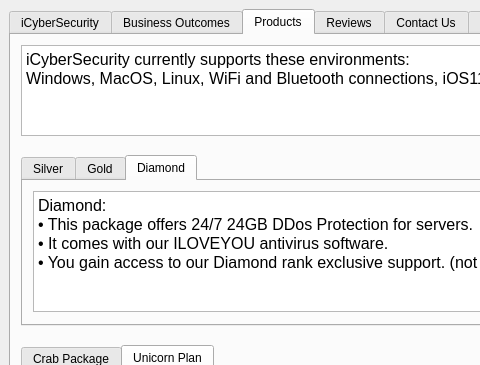
Old version of the form iCyberSecurity-master/iCyberSecurity-master/iCyberSecurity/mainwindow.ui in the repository shatfield4/iCyberSecurity; both pictures show x 0 to 480 and y 0 to 365 of the 916 by 660 pixel window.
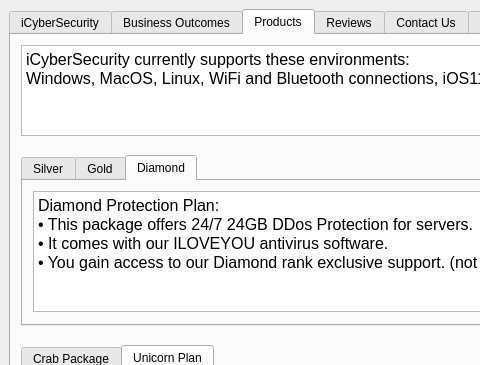
New version of the form. The open tabs and pages were chosen to show the change.

```diff
--- a/iCyberSecurity-master/iCyberSecurity-master/iCyberSecurity/mainwindow.ui
+++ b/iCyberSecurity-master/iCyberSecurity-master/iCyberSecurity/mainwindow.ui
@@ -165,8 +165,8 @@
            <string>&lt;!DOCTYPE HTML PUBLIC &quot;-//W3C//DTD HTML 4.0//EN&quot; &quot;http://www.w3.org/TR/REC-html40/strict.dtd&quot;&gt;
 &lt;html&gt;&lt;head&gt;&lt;meta name=&quot;qrichtext&quot; content=&quot;1&quot; /&gt;&lt;style type=&quot;text/css&quot;&gt;
 p, li { white-space: pre-wrap; }
-&lt;/style&gt;&lt;/head&gt;&lt;body style=&quot; font-family:'.SF NS Text'; font-size:13pt; font-weight:400; font-style:normal;&quot;&gt;
-&lt;p style=&quot; margin-top:0px; margin-bottom:0px; margin-left:0px; margin-right:0px; -qt-block-indent:0; text-indent:0px;&quot;&gt;&lt;span style=&quot; font-family:'MS Shell Dlg 2'; font-size:12pt;&quot;&gt;Diamond: &lt;/span&gt;&lt;/p&gt;
+&lt;/style&gt;&lt;/head&gt;&lt;body style=&quot; font-family:'MS UI Gothic'; font-size:9pt; font-weight:400; font-style:normal;&quot;&gt;
+&lt;p style=&quot; margin-top:0px; margin-bottom:0px; margin-left:0px; margin-right:0px; -qt-block-indent:0; text-indent:0px;&quot;&gt;&lt;span style=&quot; font-family:'MS Shell Dlg 2'; font-size:12pt;&quot;&gt;Diamond Protection Plan: &lt;/span&gt;&lt;/p&gt;
 &lt;p style=&quot; margin-top:0px; margin-bottom:0px; margin-left:0px; margin-right:0px; -qt-block-indent:0; text-indent:0px;&quot;&gt;&lt;span style=&quot; font-family:'MS Shell Dlg 2'; font-size:12pt;&quot;&gt;• This package offers 24/7 24GB DDos Protection for servers.&lt;/span&gt;&lt;/p&gt;
 &lt;p style=&quot; margin-top:0px; margin-bottom:0px; margin-left:0px; margin-right:0px; -qt-block-indent:0; text-indent:0px;&quot;&gt;&lt;span style=&quot; font-family:'MS Shell Dlg 2'; font-size:12pt;&quot;&gt;• It comes with our ILOVEYOU antivirus software. &lt;/span&gt;&lt;/p&gt;
 &lt;p style=&quot; margin-top:0px; margin-bottom:0px; margin-left:0px; margin-right:0px; -qt-block-indent:0; text-indent:0px;&quot;&gt;&lt;span style=&quot; font-family:'MS Shell Dlg 2'; font-size:12pt;&quot;&gt;• You gain access to our Diamond rank exclusive support. (not overseas)&lt;/span&gt;&lt;/p&gt;&lt;/body&gt;&lt;/html&gt;</string>
```
Left out of the diff: 22 changed lines with no effect on the pictures.
